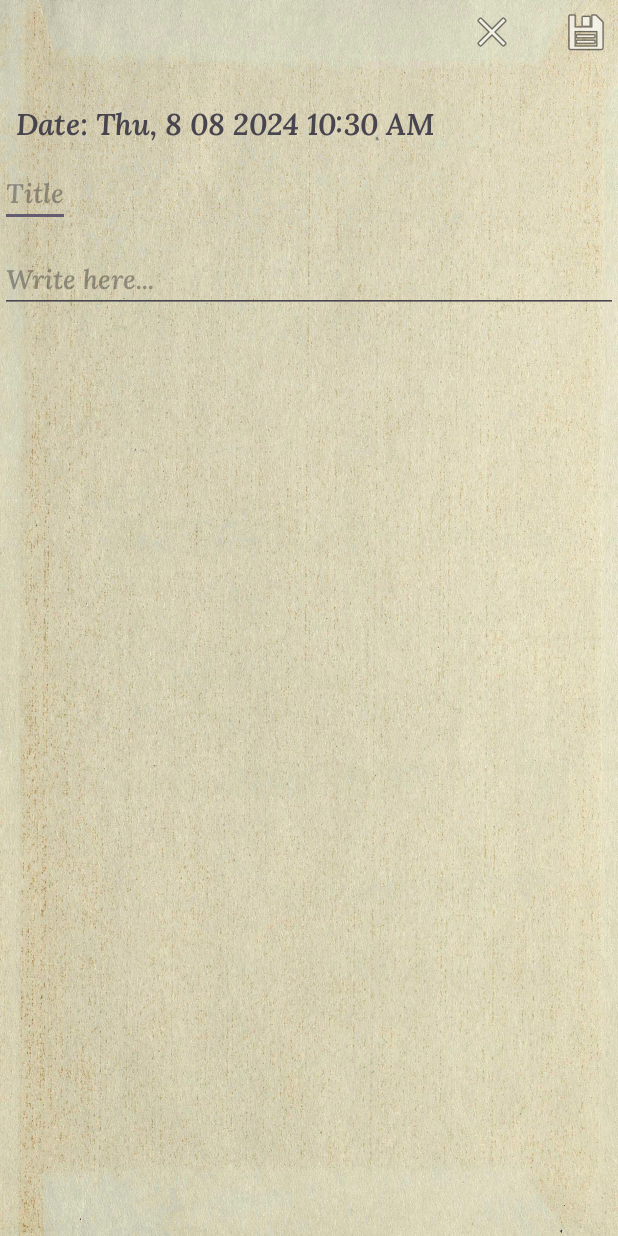
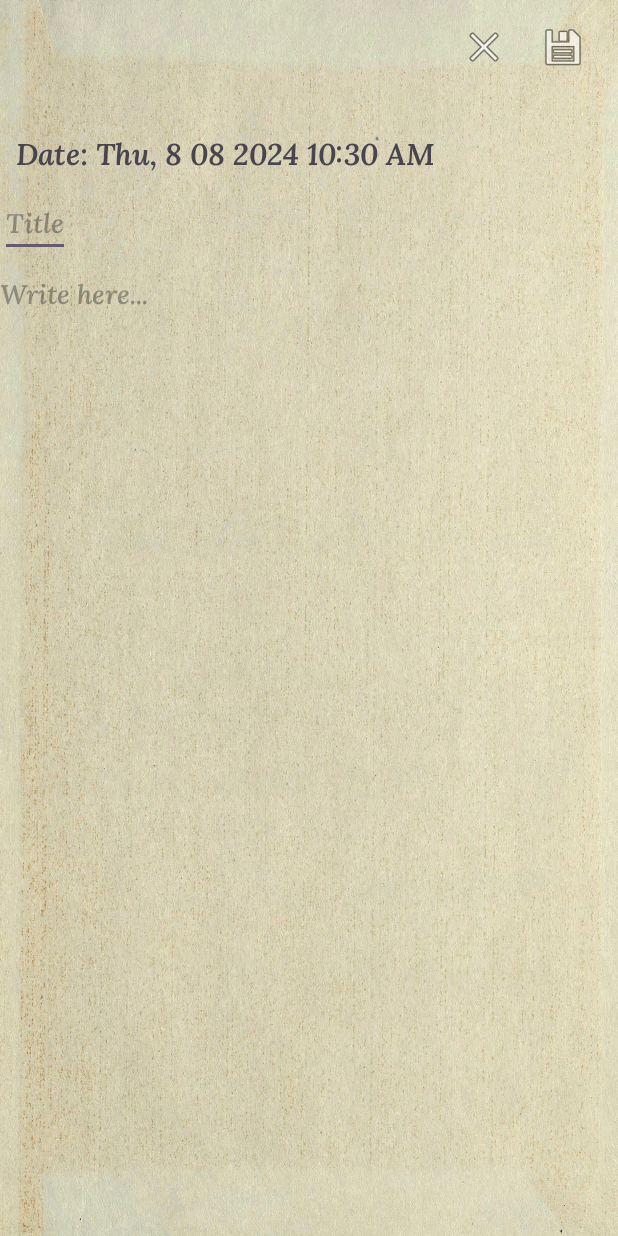
Before and after one commit to Tesfatsion-Gudeta/MyJournal, an Android app: the WritingActivity screen opened directly, with no data from a screen before it, on a phone screen of 412 x 824 dp. Run offline under Robolectric (Android 15) with nearby library versions, the phone set to English and light mode, and no system bars; our stand-ins replace Room's generated code.

Commit message:
icons,ui

```diff
--- a/app/src/main/res/layout/activity_writing.xml
+++ b/app/src/main/res/layout/activity_writing.xml
@@ -14,16 +14,19 @@
         android:id="@+id/layout_top"
         android:layout_width="wrap_content"
         android:layout_height="wrap_content"
-        android:layout_gravity="right"
+        android:layout_gravity="end"
         android:orientation="horizontal"
-        android:padding="5dp">
+        android:padding="7dp"
+        android:layout_margin="8dp"
+
+        >
 
 
         <ImageButton
             android:id="@+id/imageButton3"
             android:layout_width="wrap_content"
             android:layout_height="wrap_content"
-            android:layout_marginRight="15dp"
+
             android:layout_weight="1"
             android:background="@android:color/transparent"
             app:srcCompat="@android:drawable/ic_menu_close_clear_cancel" />
@@ -32,8 +35,9 @@
             android:id="@+id/imageButton5"
             android:layout_width="wrap_content"
             android:layout_height="wrap_content"
-            android:layout_marginLeft="15dp"
-            android:layout_weight="1"
+            android:layout_marginStart="15dp"
+            android:layout_marginEnd="5dp"
+            android:paddingStart="5dp"
             android:background="@android:color/transparent"
             app:srcCompat="@android:drawable/ic_menu_save" />
     </LinearLayout>
@@ -68,10 +72,12 @@
             android:layout_width="match_parent"
             android:layout_height="wrap_content"
             android:layout_marginTop="12dp"
+            android:background="@android:color/transparent"
             android:fontFamily="@font/lora_semibold_italic"
+
             android:hint="Write here..."
-
             android:inputType="textMultiLine"
+            android:lineSpacingExtra="10dp"
             android:scrollHorizontally="false" />
 
     </LinearLayout>
--- a/app/src/main/res/menu/change_passcode.xml
+++ b/app/src/main/res/menu/change_passcode.xml
@@ -4,9 +4,6 @@
 
         <item android:id="@+id/changepasscodebutton"
             android:title="set/change passcode"
-            android:icon="@drawable/baseline_settings_24"
-            app:showAsAction="ifRoom"
             />
 
-
 </menu>
```
Also changed, not shown: app/src/main/res/drawable-anydpi/baseline_save.xml (added, +16 -0 lines), app/src/main/res/layout/activity_main.xml (+1 -13 lines), app/src/main/res/drawable-hdpi/baseline_save.png (added), app/src/main/res/drawable-mdpi/baseline_save.png (added), app/src/main/res/drawable-xhdpi/baseline_save.png (added), app/src/main/res/drawable-xxhdpi/baseline_save.png (added).
